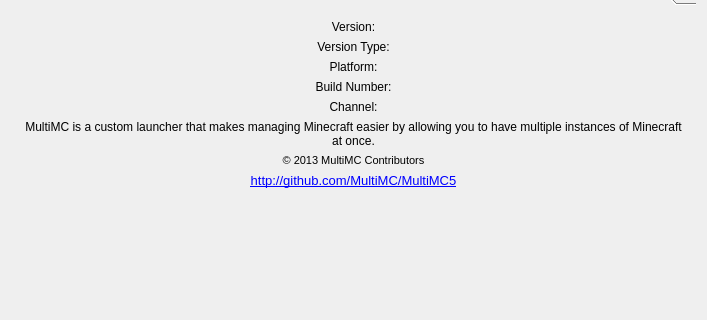
This is gui/dialogs/AboutDialog.ui in FreesmTeam/FreesmLauncher as Qt 5 draws it before an edit; both pictures show x 0 to 707 and y 128 to 448 of the 707 by 593 pixel window. The edited form follows.
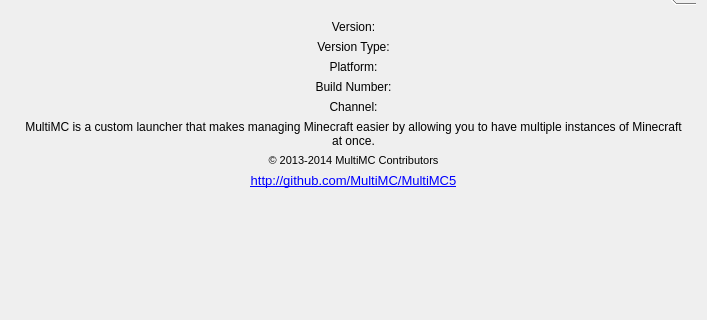
This is the edited form.

```diff
--- a/gui/dialogs/AboutDialog.ui
+++ b/gui/dialogs/AboutDialog.ui
@@ -183,7 +183,7 @@
           </font>
          </property>
          <property name="text">
-          <string>© 2013 MultiMC Contributors</string>
+          <string>© 2013-2014 MultiMC Contributors</string>
          </property>
          <property name="alignment">
           <set>Qt::AlignCenter</set>
```
